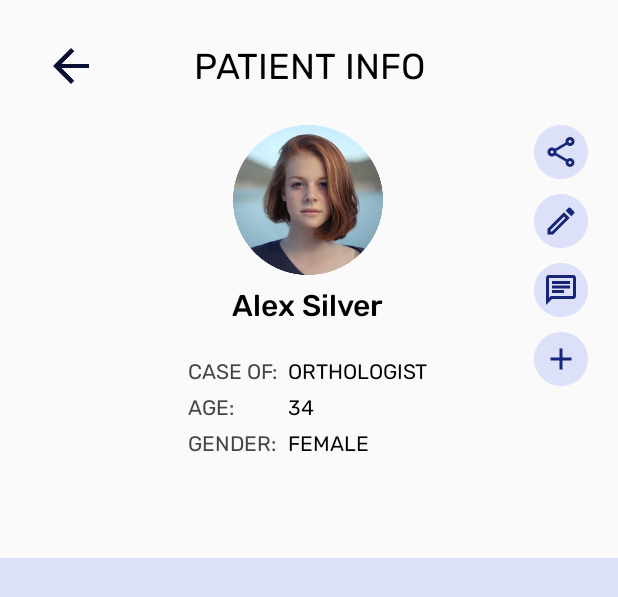
After one commit to Harleen-Singh/DoctorXab, an Android app: the layout patient_info.xml on its own in the app's theme, with its tools: preview values and no code run, on a phone screen of 412 x 824 dp. The commit adds this screen. Shown: the top 597 px of the screen. Run offline under Robolectric (Android 15) with nearby library versions, the phone set to English and light mode, and no system bars.

Commit message:
buttons effects

```diff
--- a/app/src/main/java/com/example/doc_app_android/Adapter/PatientDetailsAdapter.java
+++ b/app/src/main/java/com/example/doc_app_android/Adapter/PatientDetailsAdapter.java
@@ -30,7 +30,7 @@ public class PatientDetailsAdapter extends RecyclerView.Adapter<PatientDetailsAd
     public PatientDetailsHolder onCreateViewHolder(@NonNull ViewGroup parent, int viewType) {
 
         LayoutInflater inflater = LayoutInflater.from(parent.getContext());
-        View view = inflater.inflate(R.layout.home_single_row, parent, false);
+        View view = inflater.inflate(R.layout.home_single_patient_row, parent, false);
         return new PatientDetailsHolder(view);
 
     }
--- a/app/src/main/java/com/example/doc_app_android/Home.java
+++ b/app/src/main/java/com/example/doc_app_android/Home.java
@@ -138,8 +138,5 @@ public class Home extends AppCompatActivity {
         data.add(new PatientDetails("Ankita Thakur", "09-01-2021", "23", "OPERATION", "Punjab"));
         data.add(new PatientDetails("Harleen Singh", "10-01-2021", "24", "OPERATION", "Punjab"));
 
-
-
-
     }
 }
--- a/app/src/main/res/drawable-v24/btn_theme_2.xml
+++ b/app/src/main/res/drawable-v24/btn_theme_2.xml
@@ -1,9 +1,9 @@
 <?xml version="1.0" encoding="utf-8"?>
 <shape xmlns:android="http://schemas.android.com/apk/res/android"
     android:shape="rectangle">
-    <stroke android:width="1dp" android:color="@color/theme"/>
+    <stroke android:width="2dp" android:color="@color/scnd_grey"/>
     <padding android:left="2dp" />
-    <corners android:radius="50dp"/>
-    <solid android:color="@color/scnd_blue_white"/>
+    <corners android:radius="60dp"/>
+    <solid android:color="@color/app.compat.light"/>
 
 </shape>
--- /dev/null
+++ b/app/src/main/res/drawable/btn_bg_changer.xml
@@ -0,0 +1,6 @@
+<?xml version="1.0" encoding="UTF-8"?>
+<selector xmlns:android="http://schemas.android.com/apk/res/android">
+    <item android:state_pressed="true" android:drawable="@drawable/btn_theme_2"/>
+    <item android:state_enabled="true" android:drawable="@drawable/btn_theme_1"/>
+    <item android:state_enabled="false" android:drawable="@drawable/btn_theme_1"/>
+</selector>
--- /dev/null
+++ b/app/src/main/res/drawable/btn_text_color.xml
@@ -0,0 +1,6 @@
+<?xml version="1.0" encoding="utf-8"?>
+<selector xmlns:android="http://schemas.android.com/apk/res/android">
+    <item android:state_pressed="true" android:color="@color/scnd_grey"/>
+    <item android:state_enabled="true" android:color="@color/design_default_color_background"/>
+    <item android:state_pressed="false" android:color="@color/design_default_color_background"/>
+</selector>
--- a/app/src/main/res/drawable/btn_theme_1.xml
+++ b/app/src/main/res/drawable/btn_theme_1.xml
@@ -3,7 +3,7 @@
     android:shape="rectangle">
 
     <padding android:left="2dp" />
-    <corners android:radius="60dp"/>
-    <solid android:color="@color/theme" />
+    <corners android:radius="50dp"/>
+    <solid android:color="@color/theme"/>
 
 </shape>
--- a/app/src/main/res/drawable/btn_theme_2.xml
+++ b/app/src/main/res/drawable/btn_theme_2.xml
@@ -1,9 +1,9 @@
 <?xml version="1.0" encoding="utf-8"?>
 <shape xmlns:android="http://schemas.android.com/apk/res/android"
     android:shape="rectangle">
-    <stroke android:width="1dp" android:color="@color/theme"/>
+    <stroke android:width="2dp" android:color="@color/scnd_grey"/>
     <padding android:left="2dp" />
-    <corners android:radius="50dp"/>
-    <solid android:color="@color/scnd_blue_white" />
+    <corners android:radius="60dp"/>
+    <solid android:color="@color/app.compat.light"/>
 
 </shape>
--- /dev/null
+++ b/app/src/main/res/layout/patient_info.xml
@@ -0,0 +1,205 @@
+<?xml version="1.0" encoding="utf-8"?>
+<androidx.constraintlayout.widget.ConstraintLayout xmlns:android="http://schemas.android.com/apk/res/android"
+    xmlns:app="http://schemas.android.com/apk/res-auto"
+    xmlns:tools="http://schemas.android.com/tools"
+    android:layout_width="match_parent"
+    android:layout_height="match_parent">
+
+    <androidx.constraintlayout.widget.ConstraintLayout
+        android:id="@+id/simple_toolbar"
+        android:layout_width="match_parent"
+        android:layout_height="wrap_content"
+        android:layout_marginTop="30dp"
+        app:layout_constraintEnd_toEndOf="parent"
+        app:layout_constraintStart_toStartOf="parent"
+        app:layout_constraintTop_toTopOf="parent">
+
+        <TextView
+            android:id="@+id/tv_header"
+            android:layout_width="wrap_content"
+            android:layout_height="wrap_content"
+            android:fontFamily="@font/rubik"
+            android:text="@string/patient_info"
+            android:textColor="@color/black"
+            android:textSize="24sp"
+            app:layout_constraintBottom_toBottomOf="parent"
+            app:layout_constraintEnd_toEndOf="parent"
+            app:layout_constraintStart_toStartOf="parent"
+            app:layout_constraintTop_toTopOf="parent" />
+
+        <ImageView
+            android:id="@+id/back_button_img"
+            android:layout_width="24dp"
+            android:layout_height="24dp"
+            android:background="@drawable/app_back_button"
+            app:layout_constraintBottom_toBottomOf="parent"
+            app:layout_constraintEnd_toStartOf="@+id/tv_header"
+            app:layout_constraintHorizontal_bias="0.333"
+            app:layout_constraintStart_toStartOf="parent"
+            app:layout_constraintTop_toTopOf="parent"
+            app:layout_constraintVertical_bias="0.4" />
+    </androidx.constraintlayout.widget.ConstraintLayout>
+
+    <ImageView
+        android:id="@+id/imageView"
+        android:layout_width="100dp"
+        android:layout_height="100dp"
+        android:layout_marginTop="24dp"
+        android:background="@drawable/patient_img"
+        app:layout_constraintEnd_toEndOf="parent"
+        app:layout_constraintHorizontal_bias="0.498"
+        app:layout_constraintStart_toStartOf="parent"
+        app:layout_constraintTop_toBottomOf="@+id/simple_toolbar" />
+
+    <TextView
+        android:id="@+id/textView_img"
+        android:layout_width="wrap_content"
+        android:layout_height="wrap_content"
+        android:fontFamily="@font/rubik_medium"
+        android:padding="8dp"
+        android:text="@string/alex_silver"
+        android:textColor="@color/black"
+        android:textSize="20sp"
+        app:layout_constraintEnd_toEndOf="@+id/imageView"
+        app:layout_constraintStart_toStartOf="@+id/imageView"
+        app:layout_constraintTop_toBottomOf="@+id/imageView" />
+
+    <TextView
+        android:id="@+id/tv_caseof"
+        android:layout_width="wrap_content"
+        android:layout_height="wrap_content"
+        android:layout_marginTop="12dp"
+        android:fontFamily="@font/rubik"
+        android:padding="3dp"
+        android:text="@string/case_of"
+        android:textColor="@color/app_black"
+        android:textSize="14sp"
+        app:layout_constraintStart_toStartOf="@+id/textView_img"
+        app:layout_constraintTop_toBottomOf="@+id/textView_img"
+        app:layout_constraintEnd_toStartOf="@id/tv_caseof_value"/>
+
+    <TextView
+        android:id="@+id/tv_age"
+        android:layout_width="wrap_content"
+        android:layout_height="wrap_content"
+        android:fontFamily="@font/rubik"
+        android:padding="3dp"
+        android:text="@string/age"
+        android:textColor="@color/app_black"
+        android:textSize="14sp"
+        app:layout_constraintStart_toStartOf="@+id/tv_caseof"
+        app:layout_constraintTop_toBottomOf="@+id/tv_caseof" />
+
+    <TextView
+        android:id="@+id/tv_gender"
+        android:layout_width="wrap_content"
+        android:layout_height="wrap_content"
+        android:fontFamily="@font/rubik"
+        android:padding="3dp"
+        android:text="@string/gender"
+        android:textColor="@color/app_black"
+        android:textSize="14sp"
+        app:layout_constraintStart_toStartOf="@+id/tv_age"
+        app:layout_constraintTop_toBottomOf="@+id/tv_age" />
+
+    <TextView
+        android:id="@+id/tv_caseof_value"
+        android:layout_width="wrap_content"
+        android:layout_height="wrap_content"
+        android:fontFamily="@font/rubik"
+        android:padding="3dp"
+        android:text="@string/orthologist"
+        android:textColor="@color/black"
+        android:textSize="14sp"
+        app:layout_constraintBaseline_toBaselineOf="@+id/tv_caseof"
+        app:layout_constraintEnd_toEndOf="@+id/textView_img"
+        app:layout_constraintStart_toEndOf="@+id/tv_caseof" />
+
+    <TextView
+        android:id="@+id/tv_age_value"
+        android:layout_width="wrap_content"
+        android:layout_height="wrap_content"
+        android:fontFamily="@font/rubik"
+        android:padding="3dp"
+        android:text="@string/_34"
+        android:textColor="@color/black"
+        android:textSize="14sp"
+        app:layout_constraintBaseline_toBaselineOf="@+id/tv_age"
+        app:layout_constraintStart_toEndOf="@+id/tv_caseof" />
+
+    <TextView
+        android:id="@+id/tv_gender_value"
+        android:layout_width="wrap_content"
+        android:layout_height="wrap_content"
+        android:fontFamily="@font/rubik"
+        android:padding="3dp"
+        android:text="@string/female"
+        android:textColor="@color/black"
+        android:textSize="14sp"
+        app:layout_constraintBaseline_toBaselineOf="@+id/tv_gender"
+        app:layout_constraintStart_toStartOf="@+id/tv_age_value" />
+
+    <ImageButton
+        android:id="@+id/btn_check_up"
+        android:layout_width="36dp"
+        android:layout_height="36dp"
+        android:layout_marginEnd="20dp"
+        android:layout_marginRight="28dp"
+        android:background="@drawable/checkup_btn"
+        app:layout_constraintEnd_toEndOf="parent"
+        app:layout_constraintHorizontal_bias="1.0"
+        app:layout_constraintStart_toEndOf="@+id/imageView"
+        app:layout_constraintTop_toTopOf="@+id/imageView" />
+
+    <ImageButton
+        android:id="@+id/btn_edit"
+        android:layout_width="36dp"
+        android:layout_height="36dp"
+        android:background="@drawable/edit_btn"
+        android:layout_marginTop="10dp"
+        app:layout_constraintEnd_toEndOf="@+id/btn_check_up"
+        app:layout_constraintStart_toStartOf="@+id/btn_check_up"
+        app:layout_constraintTop_toBottomOf="@+id/btn_check_up" />
+
+    <ImageButton
+        android:id="@+id/btn_message"
+        android:layout_width="36dp"
+        android:layout_height="36dp"
+        android:background="@drawable/message_btn"
+        android:layout_marginTop="10dp"
+        app:layout_constraintEnd_toEndOf="@+id/btn_edit"
+        app:layout_constraintStart_toStartOf="@+id/btn_edit"
+        app:layout_constraintTop_toBottomOf="@+id/btn_edit" />
+
+    <ImageButton
+        android:id="@+id/btn_add"
+        android:layout_width="36dp"
+        android:layout_height="36dp"
+        android:background="@drawable/add_btn"
+        android:layout_marginTop="10dp"
+        app:layout_constraintEnd_toEndOf="@+id/btn_message"
+        app:layout_constraintStart_toStartOf="@+id/btn_message"
+        app:layout_constraintTop_toBottomOf="@+id/btn_message" />
+
+    <androidx.recyclerview.widget.RecyclerView
+        android:id="@+id/horizontal_rview"
+        android:layout_width="match_parent"
+        android:layout_height="48dp"
+        android:scrollbars="horizontal"
+        android:layout_marginTop="16dp"
+        android:orientation="horizontal"
+        app:layout_constraintEnd_toEndOf="parent"
+        app:layout_constraintStart_toStartOf="parent"
+        app:layout_constraintTop_toBottomOf="@+id/tv_gender"/>
+
+    <FrameLayout
+        android:id="@+id/frame_layout"
+        android:layout_width="0dp"
+        android:layout_height="0dp"
+        android:background="@color/scnd_light_blue"
+        app:layout_constraintBottom_toBottomOf="parent"
+        app:layout_constraintEnd_toEndOf="parent"
+        app:layout_constraintStart_toStartOf="parent"
+        app:layout_constraintTop_toBottomOf="@+id/horizontal_rview" />
+
+</androidx.constraintlayout.widget.ConstraintLayout>
--- a/app/src/main/res/layout/sign_up_doctor_patient.xml
+++ b/app/src/main/res/layout/sign_up_doctor_patient.xml
@@ -158,12 +158,12 @@
         android:layout_marginLeft="55dp"
         android:layout_marginTop="20dp"
         android:layout_marginRight="55dp"
-        android:background="@drawable/btn_theme_1"
+        android:background="@drawable/btn_bg_changer"
         android:clickable="true"
         android:focusable="true"
         android:fontFamily="@font/rubik_medium"
         android:text="@string/sign_up1"
-        android:textColor="@color/app.compat.light"
+        android:textColor="@drawable/btn_text_color"
         android:textSize="14sp"
         app:layout_constraintEnd_toEndOf="parent"
         app:layout_constraintStart_toStartOf="parent"
@@ -183,7 +183,6 @@
         app:layout_constraintEnd_toEndOf="parent"
         app:layout_constraintStart_toStartOf="parent"
         app:layout_constraintTop_toBottomOf="@id/btn_sign_up" />
-
 
     <androidx.constraintlayout.widget.ConstraintLayout
         android:id="@+id/btn_parent_layout"
--- a/app/src/main/res/values/strings.xml
+++ b/app/src/main/res/values/strings.xml
@@ -28,4 +28,12 @@
     <string name="close">Close</string>
     <!-- TODO: Remove or change this placeholder text -->
     <string name="hello_blank_fragment">Hello blank fragment</string>
+    <string name="patient_info">PATIENT INFO</string>
+    <string name="alex_silver">Alex Silver</string>
+    <string name="case_of">CASE OF:</string>
+    <string name="age">AGE:</string>
+    <string name="gender">GENDER:</string>
+    <string name="orthologist">ORTHOLOGIST</string>
+    <string name="_34">34</string>
+    <string name="female">FEMALE</string>
 </resources>
```
Also changed, not shown: app/src/main/res/drawable/add_btn.png (added), app/src/main/res/drawable/checkup_btn.png (added), app/src/main/res/drawable/edit_btn.png (added), app/src/main/res/drawable/logout.png (added), app/src/main/res/drawable/message_btn.png (added), app/src/main/res/drawable/patient_img.png (added), 1 other file.
